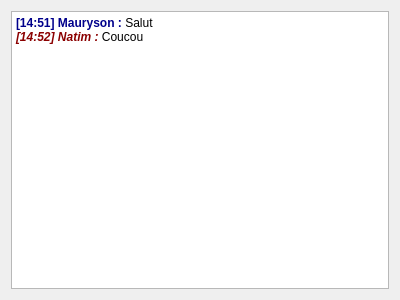
Old version of the form interface/ui_message.ui in the repository olga-casian/E-learning.
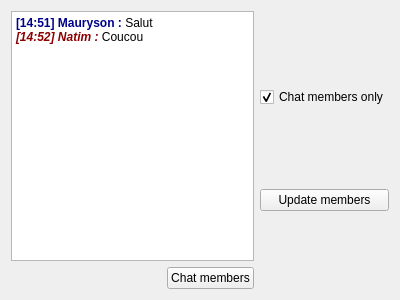
New version of the form. Icons and pictures are not drawn.

Commit message: chat members list added

Diff of the .ui file:
```diff
--- a/interface/ui_message.ui
+++ b/interface/ui_message.ui
@@ -23,18 +23,76 @@
    <iconset resource="resource/res.qrc">
     <normaloff>:/icons/icons/logotype.png</normaloff>:/icons/icons/logotype.png</iconset>
   </property>
-  <layout class="QVBoxLayout" name="verticalLayout">
+  <layout class="QHBoxLayout" name="horizontalLayout">
    <item>
-    <widget class="QTextBrowser" name="tbr_browser">
-     <property name="html">
-      <string>&lt;!DOCTYPE HTML PUBLIC &quot;-//W3C//DTD HTML 4.0//EN&quot; &quot;http://www.w3.org/TR/REC-html40/strict.dtd&quot;&gt;
+    <layout class="QVBoxLayout" name="vlt_message_widget">
+     <item>
+      <widget class="QTextBrowser" name="tbr_browser">
+       <property name="html">
+        <string>&lt;!DOCTYPE HTML PUBLIC &quot;-//W3C//DTD HTML 4.0//EN&quot; &quot;http://www.w3.org/TR/REC-html40/strict.dtd&quot;&gt;
 &lt;html&gt;&lt;head&gt;&lt;meta name=&quot;qrichtext&quot; content=&quot;1&quot; /&gt;&lt;style type=&quot;text/css&quot;&gt;
 p, li { white-space: pre-wrap; }
 &lt;/style&gt;&lt;/head&gt;&lt;body style=&quot; font-family:'Cantarell'; font-size:11pt; font-weight:400; font-style:normal;&quot;&gt;
 &lt;p style=&quot; margin-top:0px; margin-bottom:0px; margin-left:0px; margin-right:0px; -qt-block-indent:0; text-indent:0px;&quot;&gt;&lt;span style=&quot; font-family:'Sans Serif'; font-size:9pt; font-weight:600; color:#00008b;&quot;&gt;[14:51] Mauryson :&lt;/span&gt;&lt;span style=&quot; font-family:'Sans Serif'; font-size:9pt; color:#00008b;&quot;&gt; &lt;/span&gt;&lt;span style=&quot; font-family:'Sans Serif'; font-size:9pt; color:#000000;&quot;&gt;Salut&lt;/span&gt;&lt;/p&gt;
 &lt;p style=&quot; margin-top:0px; margin-bottom:0px; margin-left:0px; margin-right:0px; -qt-block-indent:0; text-indent:0px;&quot;&gt;&lt;span style=&quot; font-family:'Sans Serif'; font-size:9pt; font-weight:600; font-style:italic; color:#8b0000;&quot;&gt;[14:52] Natim :&lt;/span&gt;&lt;span style=&quot; font-family:'Sans Serif'; font-size:9pt; color:#000000;&quot;&gt; Coucou&lt;/span&gt;&lt;/p&gt;&lt;/body&gt;&lt;/html&gt;</string>
-     </property>
-    </widget>
+       </property>
+      </widget>
+     </item>
+     <item>
+      <layout class="QHBoxLayout" name="hlt_buttons">
+       <item>
+        <spacer name="hsr_buttons">
+         <property name="orientation">
+          <enum>Qt::Horizontal</enum>
+         </property>
+         <property name="sizeHint" stdset="0">
+          <size>
+           <width>40</width>
+           <height>20</height>
+          </size>
+         </property>
+        </spacer>
+       </item>
+       <item>
+        <widget class="QPushButton" name="btn_members">
+         <property name="text">
+          <string>Chat members</string>
+         </property>
+         <property name="checkable">
+          <bool>true</bool>
+         </property>
+        </widget>
+       </item>
+      </layout>
+     </item>
+    </layout>
+   </item>
+   <item>
+    <layout class="QVBoxLayout" name="vlt_members">
+     <item>
+      <widget class="QCheckBox" name="chb_members">
+       <property name="text">
+        <string>Chat members only</string>
+       </property>
+       <property name="checked">
+        <bool>true</bool>
+       </property>
+      </widget>
+     </item>
+     <item>
+      <widget class="QPushButton" name="btn_update">
+       <property name="maximumSize">
+        <size>
+         <width>150</width>
+         <height>16777215</height>
+        </size>
+       </property>
+       <property name="text">
+        <string>Update members</string>
+       </property>
+      </widget>
+     </item>
+    </layout>
    </item>
   </layout>
  </widget>
```
The commit also changes 8 other files.
